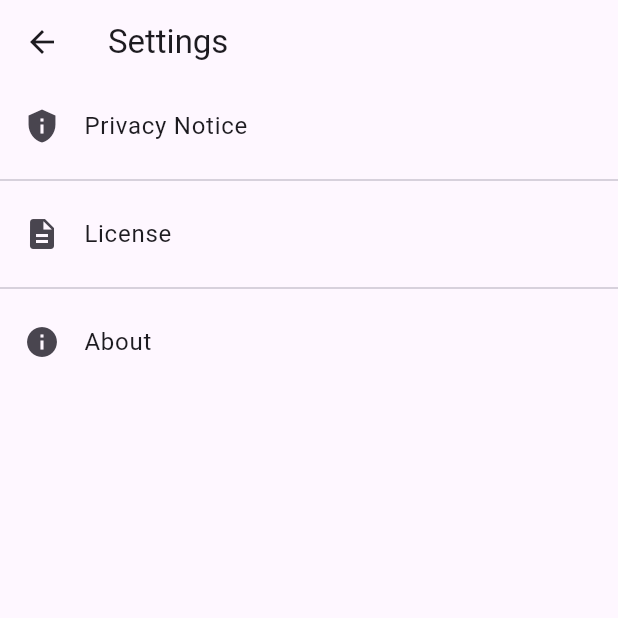
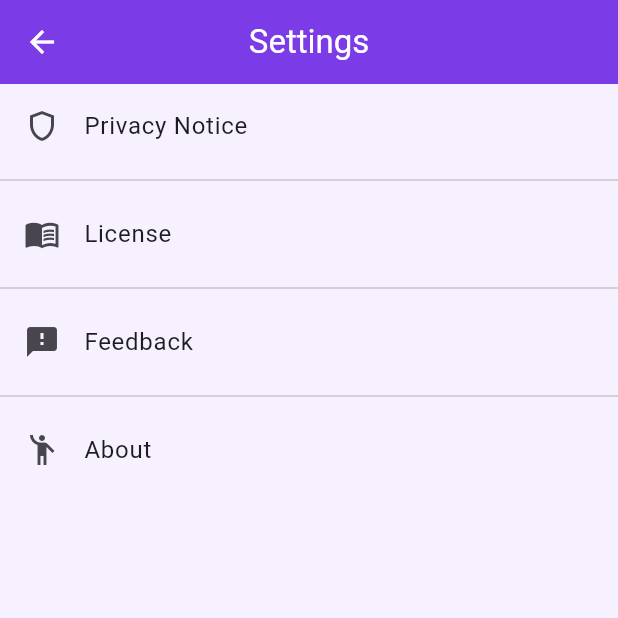
Before and after one commit to sharad25/StoryNest, a Flutter app: the screen it shows after launch, after a tap on "Start", after a tap on the "settings" icon, on a phone screen of 412 x 824 dp, the top half of it. Run offline on Flutter 3.47's test engine with Material 3 defaults, Android fonts, the phone set to English and light mode, and no system bars; our stand-ins replace just_audio.

Commit message:
Theme updates, icons, feedback button

```diff
--- a/reader_app/assets/manifests/pack1_manifest.json
+++ b/reader_app/assets/manifests/pack1_manifest.json
@@ -2,6 +2,7 @@
   "id": "pack1",
   "title": "Animals Pack",
   "description": "A small collection of short animal stories for early readers. Each story has simple sentences and optional images to support reading.",
+  "image": "sample:flower",
   "version": "1.0.0",
   "story_count": 3,
   "stories": [
--- a/reader_app/assets/manifests/pack2_manifest.json
+++ b/reader_app/assets/manifests/pack2_manifest.json
@@ -1,6 +1,8 @@
 {
   "id": "pack2",
   "title": "Seasons Pack",
+  "description": "Short seasonal stories with bright imagery to help early readers.",
+  "image": "sample:flower",
   "version": "1.0.0",
   "story_count": 3,
   "stories": [
--- a/reader_app/lib/main.dart
+++ b/reader_app/lib/main.dart
@@ -12,9 +12,32 @@ class StoryNestApp extends StatelessWidget {
 
   @override
   Widget build(BuildContext context) {
+    final primary = const Color(0xFF7C3AED);
+    final accent = const Color(0xFFFFB4D6);
+    final cream = const Color(0xFFF6F0FF);
+    final colorScheme = ColorScheme.fromSeed(seedColor: primary).copyWith(primary: primary, secondary: accent, surface: cream);
     return MaterialApp(
       title: 'StoryNest Reader',
-      theme: ThemeData(primarySwatch: Colors.indigo),
+      theme: ThemeData(
+        colorScheme: colorScheme,
+        useMaterial3: true,
+        scaffoldBackgroundColor: cream,
+        appBarTheme: AppBarTheme(
+          backgroundColor: colorScheme.primary,
+          foregroundColor: Colors.white,
+          elevation: 2,
+          centerTitle: true,
+        ),
+        cardColor: Colors.white,
+        elevatedButtonTheme: ElevatedButtonThemeData(
+          style: ElevatedButton.styleFrom(
+            backgroundColor: colorScheme.primary,
+            foregroundColor: Colors.white,
+            shape: RoundedRectangleBorder(borderRadius: BorderRadius.circular(12.0)),
+          ),
+        ),
+        iconTheme: IconThemeData(color: colorScheme.primary),
+      ),
       home: const SplashScreen(),
     );
   }
--- a/reader_app/lib/models/pack_manifest.dart
+++ b/reader_app/lib/models/pack_manifest.dart
@@ -3,6 +3,7 @@ class PackManifest {
   final String title;
   final String? version;
   final String? description;
+  final String? image;
   final int storyCount;
   final List<String> stories;
 
@@ -11,6 +12,7 @@ class PackManifest {
     required this.title,
     this.version,
     this.description,
+    this.image,
     required this.storyCount,
     required this.stories,
   });
@@ -22,6 +24,7 @@ class PackManifest {
       title: j['title'] as String? ?? '',
       version: j['version'] as String?,
       description: j['description'] as String?,
+      image: j['image'] as String?,
       storyCount: j['story_count'] as int? ?? storiesList.length,
       stories: storiesList,
     );
--- a/reader_app/lib/screens/home_screen.dart
+++ b/reader_app/lib/screens/home_screen.dart
@@ -45,7 +45,10 @@ class _HomeScreenState extends State<HomeScreen> {
         title: const Text('StoryNest'),
         actions: [
           IconButton(
-            icon: const Icon(Icons.settings),
+            icon: CircleAvatar(
+              backgroundColor: Theme.of(context).colorScheme.secondary.withAlpha((0.18 * 255).round()),
+              child: Icon(Icons.settings, color: Theme.of(context).colorScheme.secondary),
+            ),
             onPressed: () => Navigator.of(context).push(MaterialPageRoute(builder: (_) => const SettingsScreen())),
           ),
         ],
--- a/reader_app/lib/screens/settings_screen.dart
+++ b/reader_app/lib/screens/settings_screen.dart
@@ -1,4 +1,5 @@
 import 'package:flutter/material.dart';
+import 'package:flutter/services.dart';
 
 class SettingsScreen extends StatelessWidget {
   const SettingsScreen({super.key});
@@ -10,19 +11,25 @@ class SettingsScreen extends StatelessWidget {
       body: ListView(
         children: [
           ListTile(
-            leading: const Icon(Icons.privacy_tip),
+            leading: const Icon(Icons.shield_outlined),
             title: const Text('Privacy Notice'),
             onTap: () => Navigator.of(context).push(MaterialPageRoute(builder: (_) => const PrivacyScreen())),
           ),
           const Divider(),
           ListTile(
-            leading: const Icon(Icons.description),
+            leading: const Icon(Icons.menu_book),
             title: const Text('License'),
             onTap: () => Navigator.of(context).push(MaterialPageRoute(builder: (_) => const LicenseScreen())),
           ),
           const Divider(),
           ListTile(
-            leading: const Icon(Icons.info),
+            leading: const Icon(Icons.feedback),
+            title: const Text('Feedback'),
+            onTap: () => Navigator.of(context).push(MaterialPageRoute(builder: (_) => const FeedbackScreen())),
+          ),
+          const Divider(),
+          ListTile(
+            leading: const Icon(Icons.emoji_people),
             title: const Text('About'),
             onTap: () => Navigator.of(context).push(MaterialPageRoute(builder: (_) => const AboutScreen())),
           ),
@@ -85,3 +92,52 @@ class AboutScreen extends StatelessWidget {
     );
   }
 }
+
+class FeedbackScreen extends StatelessWidget {
+  const FeedbackScreen({super.key});
+
+  void _copy(BuildContext context, String text) {
+    Clipboard.setData(ClipboardData(text: text));
+    ScaffoldMessenger.of(context).showSnackBar(SnackBar(content: Text('Copied $text')));
+  }
+
+  @override
+  Widget build(BuildContext context) {
+    const suggestionEmail = 'suggestions@storynest.example';
+    const feedbackEmail = 'feedback@storynest.example';
+    return Scaffold(
+      appBar: AppBar(title: const Text('Feedback')),
+      body: Padding(
+        padding: const EdgeInsets.all(16.0),
+        child: Column(
+          crossAxisAlignment: CrossAxisAlignment.stretch,
+          children: [
+            const Text('Contact us', style: TextStyle(fontSize: 18, fontWeight: FontWeight.bold)),
+            const SizedBox(height: 12),
+            ListTile(
+              leading: const Icon(Icons.lightbulb_outline),
+              title: const Text('Suggest a new story'),
+              subtitle: const Text(suggestionEmail),
+              trailing: IconButton(
+                icon: const Icon(Icons.copy),
+                onPressed: () => _copy(context, suggestionEmail),
+              ),
+              onTap: () => _copy(context, suggestionEmail),
+            ),
+            const Divider(),
+            ListTile(
+              leading: const Icon(Icons.feedback_outlined),
+              title: const Text('App feedback'),
+              subtitle: const Text(feedbackEmail),
+              trailing: IconButton(
+                icon: const Icon(Icons.copy),
+                onPressed: () => _copy(context, feedbackEmail),
+              ),
+              onTap: () => _copy(context, feedbackEmail),
+            ),
+          ],
+        ),
+      ),
+    );
+  }
+}
--- a/reader_app/lib/screens/splash_screen.dart
+++ b/reader_app/lib/screens/splash_screen.dart
@@ -10,7 +10,7 @@ class SplashScreen extends StatelessWidget {
     return Scaffold(
       body: Container(
         width: double.infinity,
-        decoration: const BoxDecoration(gradient: LinearGradient(colors: [Color(0xFF4C6EF5), Color(0xFF7C3AED)], begin: Alignment.topLeft, end: Alignment.bottomRight)),
+        decoration: const BoxDecoration(gradient: LinearGradient(colors: [Color(0xFF7C3AED), Color(0xFFB388FF)], begin: Alignment.topLeft, end: Alignment.bottomRight)),
         child: SafeArea(
           child: Stack(
             children: [
@@ -18,7 +18,9 @@ class SplashScreen extends StatelessWidget {
                 mainAxisAlignment: MainAxisAlignment.center,
                 children: [
                   const Spacer(),
-                  const Text('StoryNest', style: TextStyle(color: Colors.white, fontSize: 48, fontWeight: FontWeight.bold)),
+                  const Icon(Icons.local_florist, size: 96, color: Colors.white),
+                  const SizedBox(height: 12),
+                  const Text('Story Nest', style: TextStyle(color: Colors.white, fontSize: 48, fontWeight: FontWeight.bold)),
                   const SizedBox(height: 8),
                   const Text('Developer ABC', style: TextStyle(color: Colors.white70, fontSize: 16)),
                   const Spacer(),
@@ -40,8 +42,10 @@ class SplashScreen extends StatelessWidget {
                 top: 8,
                 right: 8,
                 child: IconButton(
-                  color: Colors.white,
-                  icon: const Icon(Icons.settings),
+                  icon: CircleAvatar(
+                    backgroundColor: Colors.white24,
+                    child: Icon(Icons.settings, color: Theme.of(context).colorScheme.primary),
+                  ),
                   onPressed: () => Navigator.of(context).push(MaterialPageRoute(builder: (_) => const SettingsScreen())),
                 ),
               ),
--- a/reader_app/lib/screens/story_screen.dart
+++ b/reader_app/lib/screens/story_screen.dart
@@ -29,7 +29,10 @@ class _StoryScreenState extends State<StoryScreen> {
         title: Text(widget.story.title),
         actions: [
           IconButton(
-            icon: const Icon(Icons.settings),
+            icon: CircleAvatar(
+              backgroundColor: Theme.of(context).colorScheme.secondary.withAlpha((0.18 * 255).round()),
+              child: Icon(Icons.settings, color: Theme.of(context).colorScheme.secondary),
+            ),
             onPressed: () => Navigator.of(context).push(MaterialPageRoute(builder: (_) => const SettingsScreen())),
           ),
         ],
```
Also changed, not shown: reader_app/lib/screens/pack_screen.dart (+13 -2 lines), reader_app/lib/screens/page_screen.dart (+7 -4 lines).
